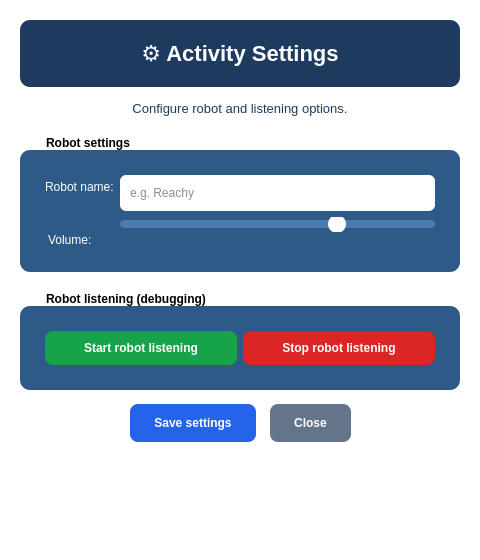
The window that interface/activity_settings_window.ui (MuhammadMaazA/EduBot) describes before a commit, drawn with Qt 5.
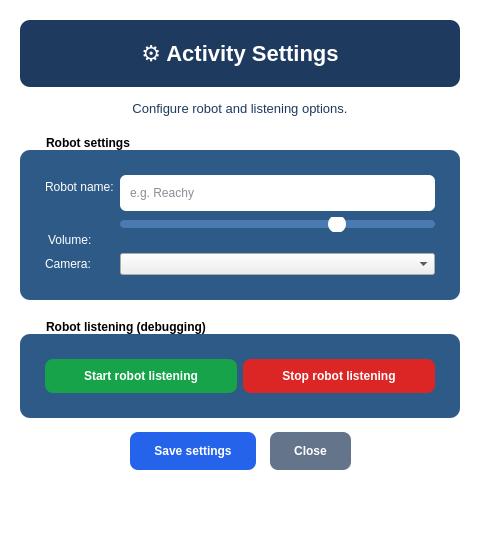
The same window after the commit.

Commit message: added camera output

The edit to the form file:
```diff
--- a/interface/activity_settings_window.ui
+++ b/interface/activity_settings_window.ui
@@ -114,6 +114,20 @@
         </property>
        </widget>
       </item>
+      <item row="2" column="0">
+       <widget class="QLabel" name="camera_label">
+        <property name="text">
+         <string>Camera:</string>
+        </property>
+       </widget>
+      </item>
+      <item row="2" column="1">
+       <widget class="QComboBox" name="camera_selector">
+        <property name="toolTip">
+         <string>Choose a camera for the robot view</string>
+        </property>
+       </widget>
+      </item>
      </layout>
     </widget>
    </item>
```
The commit also changes 5 other files.
